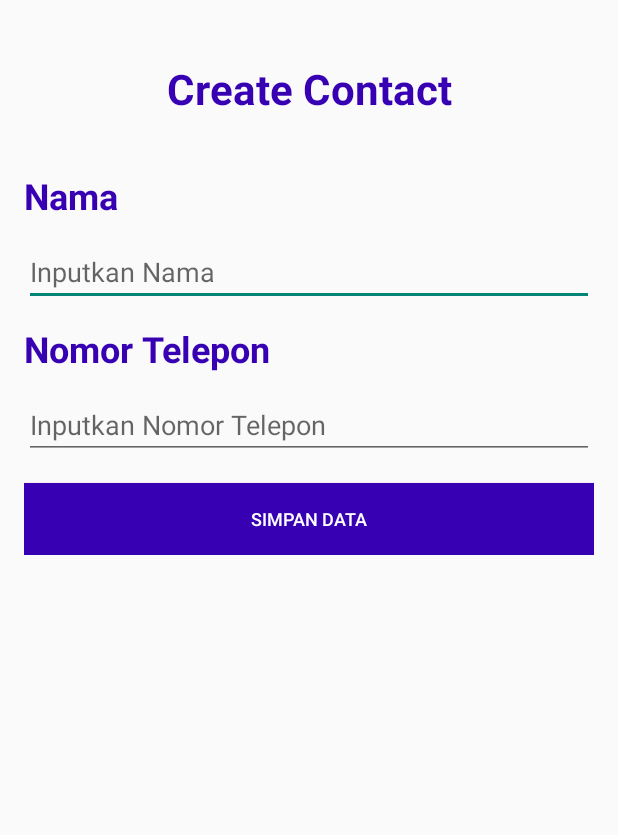
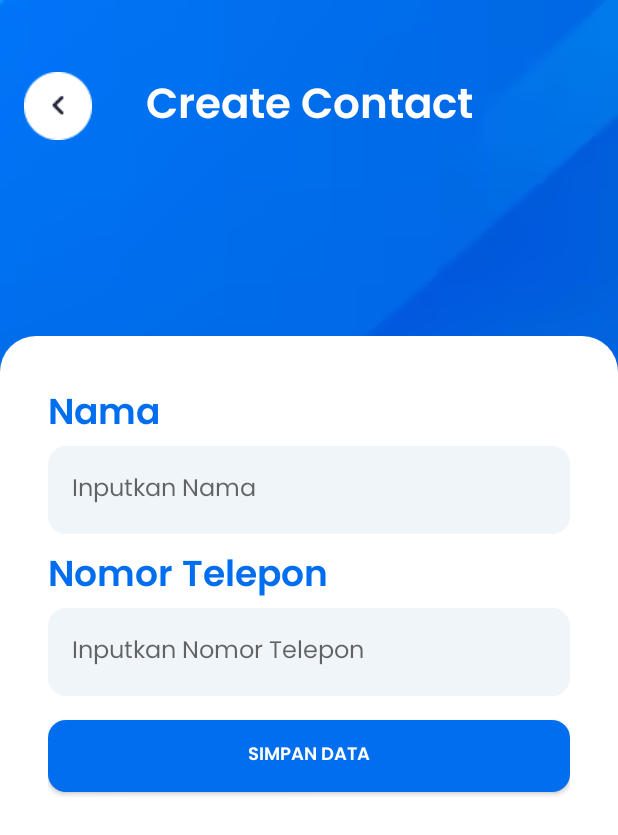
Before and after one commit to ekaputra04/simple-contact-app, an Android app built with Jetpack Compose: the CreateActivity screen opened directly, with no data from a screen before it, on a phone screen of 412 x 824 dp. Shown: the top 835 px of the screen. Run offline under Robolectric (Android 15) with nearby library versions, the phone set to English and light mode, and no system bars; 1 statement that could not run was skipped.

Commit message:
fix: Create Contact [layout]

```diff
--- /dev/null
+++ b/app/src/main/res/drawable/background_button.xml
@@ -0,0 +1,14 @@
+<selector xmlns:android="http://schemas.android.com/apk/res/android">
+    <item android:state_pressed="true">
+        <shape android:shape="rectangle">
+            <solid android:color="@color/primary" />
+            <corners android:radius="10dp" />
+        </shape>
+    </item>
+    <item>
+        <shape android:shape="rectangle">
+            <solid android:color="@color/primary" />
+            <corners android:radius="12dp" />
+        </shape>
+    </item>
+</selector>
--- /dev/null
+++ b/app/src/main/res/drawable/background_input.xml
@@ -0,0 +1,14 @@
+<selector xmlns:android="http://schemas.android.com/apk/res/android">
+    <item android:state_pressed="true">
+        <shape android:shape="rectangle">
+            <solid android:color="#F0F5FA" />
+            <corners android:radius="10dp" />
+        </shape>
+    </item>
+    <item>
+        <shape android:shape="rectangle">
+            <solid android:color="#F0F5FA" />
+            <corners android:radius="12dp" />
+        </shape>
+    </item>
+</selector>
--- /dev/null
+++ b/app/src/main/res/drawable/background_white_radius_top.xml
@@ -0,0 +1,10 @@
+<selector xmlns:android="http://schemas.android.com/apk/res/android">
+    <item>
+        <shape android:shape="rectangle">
+            <solid android:color="@color/white" />
+            <corners
+                android:topLeftRadius="24dp"
+                android:topRightRadius="24dp" />
+        </shape>
+    </item>
+</selector>
--- a/app/src/main/res/layout/activity_create.xml
+++ b/app/src/main/res/layout/activity_create.xml
@@ -3,68 +3,106 @@
     xmlns:app="http://schemas.android.com/apk/res-auto"
     xmlns:tools="http://schemas.android.com/tools"
     android:layout_width="match_parent"
+    android:layout_height="match_parent"
+    android:background="@drawable/background"
+    tools:context=".CreateActivity">
+
+    <ImageView
+        android:id="@+id/btn_create_back"
+        android:layout_width="wrap_content"
         android:layout_height="wrap_content"
-    android:padding="16dp"
-    tools:context=".CreateActivity">
+        android:layout_marginStart="16dp"
+        android:layout_marginTop="48dp"
+        android:src="@drawable/back"
+        app:layout_constraintStart_toStartOf="parent"
+        app:layout_constraintTop_toTopOf="parent" />
 
     <TextView
         android:id="@+id/tv_create_judul"
         android:layout_width="match_parent"
         android:layout_height="wrap_content"
+        android:layout_marginTop="48dp"
         android:layout_marginBottom="10dp"
+        android:fontFamily="@font/poppins_semi_bold"
         android:gravity="center_horizontal"
-        android:paddingVertical="24dp"
         android:text="@string/create_contact"
-        android:textColor="@color/purple_700"
+        android:textColor="@color/white"
         android:textSize="28sp"
         android:textStyle="bold"
+        app:layout_constraintEnd_toEndOf="parent"
+        app:layout_constraintStart_toStartOf="parent"
         app:layout_constraintTop_toTopOf="parent" />
+
+    <androidx.constraintlayout.widget.ConstraintLayout
+        android:layout_width="match_parent"
+        android:layout_height="wrap_content"
+        android:background="@drawable/background_white_radius_top"
+        android:minHeight="600dp"
+        android:padding="32dp"
+        app:layout_constraintBottom_toBottomOf="parent"
+        app:layout_constraintEnd_toEndOf="parent"
+        app:layout_constraintStart_toStartOf="parent"
+        app:layout_constraintTop_toBottomOf="@id/tv_create_judul"
+        app:layout_constraintVertical_bias="1.0">
 
         <TextView
             android:id="@+id/tv_create_nama"
             android:layout_width="match_parent"
             android:layout_height="wrap_content"
-        android:paddingVertical="12dp"
+            android:fontFamily="@font/poppins_semi_bold"
             android:text="@string/nama"
-        android:textColor="@color/purple_700"
+            android:textColor="@color/primary"
             android:textSize="24sp"
             android:textStyle="bold"
-        app:layout_constraintTop_toBottomOf="@id/tv_create_judul" />
+            app:layout_constraintStart_toStartOf="parent"
+            app:layout_constraintTop_toTopOf="parent" />
 
         <EditText
             android:id="@+id/edt_create_nama"
             android:layout_width="match_parent"
             android:layout_height="wrap_content"
+            android:background="@drawable/background_input"
+            android:fontFamily="@font/poppins_regular"
             android:hint="@string/inputkan_nama"
+            android:padding="16dp"
+            android:textSize="16sp"
             app:layout_constraintTop_toBottomOf="@id/tv_create_nama" />
 
         <TextView
-        android:id="@+id/tv_create_telepon"
+            android:id="@+id/tv_create_telephone"
             android:layout_width="match_parent"
             android:layout_height="wrap_content"
-        android:paddingVertical="12dp"
+            android:layout_marginVertical="8dp"
+            android:fontFamily="@font/poppins_semi_bold"
             android:text="@string/nomor_telepon"
-        android:textColor="@color/purple_700"
+            android:textColor="@color/primary"
             android:textSize="24sp"
             android:textStyle="bold"
+            app:layout_constraintStart_toStartOf="parent"
             app:layout_constraintTop_toBottomOf="@id/edt_create_nama" />
 
         <EditText
-        android:id="@+id/edt_create_telepon"
+            android:id="@+id/edt_create_telephone"
             android:layout_width="match_parent"
             android:layout_height="wrap_content"
+            android:background="@drawable/background_input"
+            android:fontFamily="@font/poppins_regular"
             android:hint="@string/inputkan_nomor_telepon"
-        app:layout_constraintTop_toBottomOf="@id/tv_create_telepon" />
+            android:padding="16dp"
+            android:textSize="16sp"
+            app:layout_constraintTop_toBottomOf="@id/tv_create_telephone" />
 
         <Button
             android:id="@+id/btn_create_simpan"
             android:layout_width="match_parent"
             android:layout_height="wrap_content"
             android:layout_marginTop="16dp"
-        android:background="@color/purple_700"
+            android:background="@drawable/background_button"
+            android:fontFamily="@font/poppins_semi_bold"
             android:text="@string/simpan_data"
             android:textColor="@color/white"
             android:textSize="12sp"
-        app:layout_constraintTop_toBottomOf="@id/edt_create_telepon" />
+            app:layout_constraintTop_toBottomOf="@id/edt_create_telephone" />
+    </androidx.constraintlayout.widget.ConstraintLayout>
 
 </androidx.constraintlayout.widget.ConstraintLayout>
--- a/app/src/main/res/values/colors.xml
+++ b/app/src/main/res/values/colors.xml
@@ -9,5 +9,7 @@
     <color name="white">#FFFFFFFF</color>
     <color name="red">#D40000</color>
     <color name="orange">#FF5722</color>
+    <color name="primary">#006EEF</color>
+
 
 </resources>
```
Also changed, not shown: app/src/main/res/drawable/back.png (added), app/src/main/res/drawable/background.png (added). Lines whose indentation alone changed are shown as unchanged.
